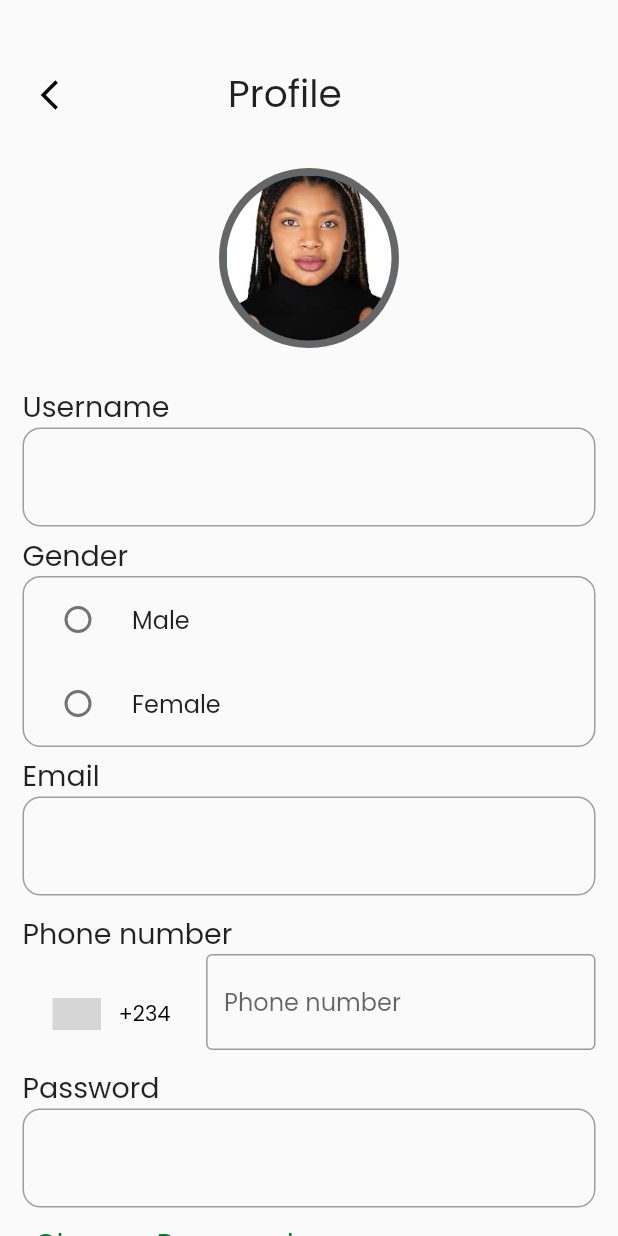
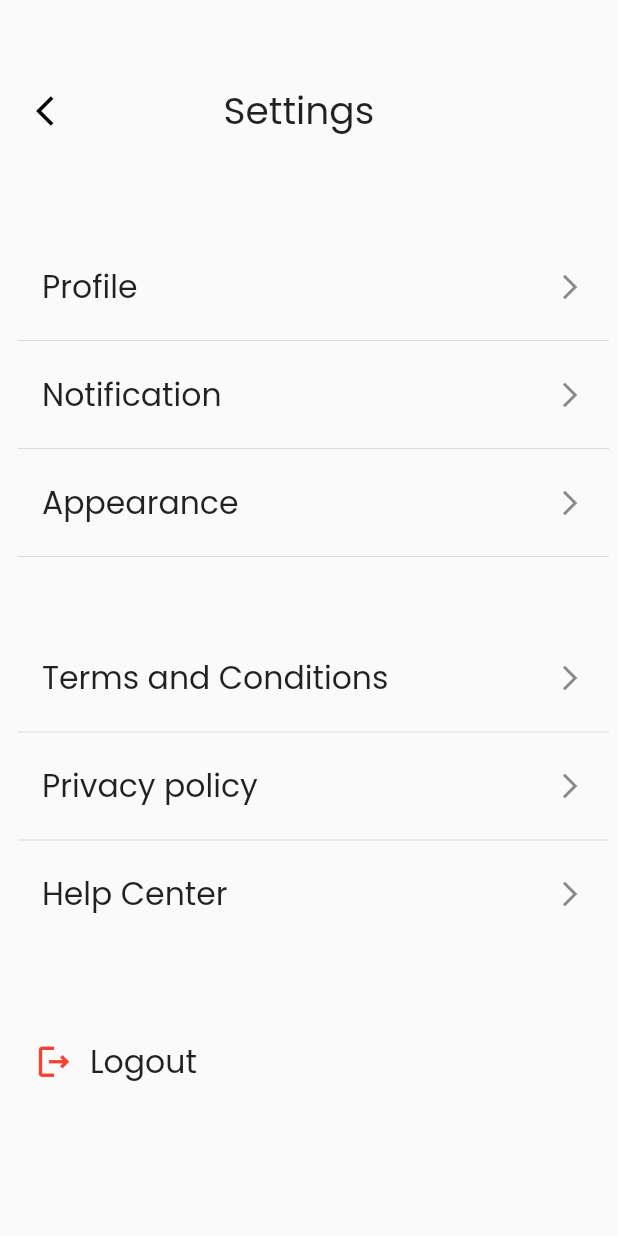
Before and after one commit to BHASO-Zimbabwe/bhaso-app, a Flutter app: the screen it shows after launch, on a phone screen of 412 x 824 dp. Run offline on Flutter 3.47's test engine with Material 2 defaults, Android fonts, the phone set to English and light mode, and no system bars; drawn by our look-alikes of intl_phone_number_input; our stand-ins replace dropdown_button2, flutter_svg, flutter_switch; grey boxes are pictures that could not be loaded.

Commit message:
added the settings page and created directories for some dart files.

```diff
--- a/lib/features/menu/profile/pages/changePassword.dart
+++ b/lib/features/menu/profile/pages/changePassword.dart
@@ -194,7 +194,7 @@ class _ChangePasswordState extends State<ChangePassword> {
 
                   ),
 
-                  const Text("Minimun of 8 characters",
+                  const Text("Minimum of 8 characters",
                     style: TextStyle(
                         height: 1.5,
                         fontWeight: FontWeight.w500,
--- a/lib/features/menu/report/pages/report/success_report.dart
+++ b/lib/features/menu/report/pages/report/success_report.dart
@@ -1,5 +1,4 @@
 import 'package:bhaso/features/menu/menu.dart';
-import 'package:bhaso/features/utils/colors_constants.dart';
 import 'package:flutter/cupertino.dart';
 import 'package:flutter/material.dart';
 import 'package:flutter_svg/flutter_svg.dart';
--- a/lib/features/menu/settings/pages/settings.dart
+++ b/lib/features/menu/settings/pages/settings.dart
@@ -0,0 +1,167 @@
+import 'package:bhaso/features/menu/appearance/pages/appearance.dart';
+import 'package:bhaso/features/menu/notification/pages/notification.dart';
+import 'package:bhaso/features/menu/profile/pages/profile_settings.dart';
+import 'package:flutter/material.dart';
+
+import '../../../helpCenter/helpCenter.dart';
+import '../../../privacyPolicy/privacyPolicy.dart';
+import '../../../termsAndConditions/tAndC.dart';
+
+
+class SettingsPage extends StatelessWidget {
+  const SettingsPage({Key? key}) : super(key: key);
+
+  @override
+  Widget build(BuildContext context) {
+    return Scaffold(
+      body: ListView(
+        padding: const EdgeInsets.only(left: 12,right: 6,top: 50),
+
+        children: [
+          Row(
+            children: [
+              IconButton(onPressed: (){
+                Navigator.pop(context);
+              },
+                icon: Icon(Icons.arrow_back_ios,color: Colors.black,),),
+
+               SizedBox(width: 89,),
+
+               Title(color: Colors.black, child: const Text("Settings",
+                style: TextStyle(
+                  fontSize: 25,
+                  fontWeight: FontWeight.w500,
+                ),)),
+
+
+            ],
+          ),
+
+          SizedBox(height:65 ),
+          //options
+          ListTile(
+            title: const Text("Profile",
+
+              style: TextStyle(
+                  fontSize: 21
+
+              ),),
+            //to appointmments page
+            onTap: (){
+              Navigator.push(context,
+                  MaterialPageRoute(builder: (context)=> ProfileSettings())
+              );
+            },
+            trailing: const Icon(Icons.arrow_forward_ios_outlined,size: 20,),
+          ),
+          Divider(),
+          //caregivers
+          ListTile(
+            title: const Text("Notification",
+              style: TextStyle(
+                  fontSize: 21
+
+              ),),
+            onTap: (){
+              Navigator.push(context,
+                  MaterialPageRoute(builder: (context)=> const NotificationPage())
+              );
+            },
+            trailing: const Icon(Icons.arrow_forward_ios_outlined,size: 20,),
+          ),
+          Divider(),
+
+
+          //medications
+
+          ListTile(
+            title: const Text("Appearance",
+              style: TextStyle(
+                  fontSize: 21
+
+              ),),
+
+            onTap: (){
+              Navigator.push(context,
+                  MaterialPageRoute(builder: (context)=> AppearancePage())
+              );
+            },
+            trailing: const Icon(Icons.arrow_forward_ios_outlined,size: 20,),
+          ),
+          Divider(),
+          //profile settings
+          SizedBox(height: 45),
+
+          ListTile(
+            title: const Text("Terms and Conditions",
+              style: TextStyle(
+                  fontSize: 21
+
+              ),),
+
+            onTap: (){
+              Navigator.push(context,
+                  MaterialPageRoute(builder: (context)=> const TermsAndConditions() )
+              );
+            },
+            trailing: const Icon(Icons.arrow_forward_ios_outlined,size: 20,),
+          ),
+          Divider(),
+          //report issues
+          ListTile(
+            title: const Text("Privacy policy",
+              style: TextStyle(
+                  fontSize: 21
+
+
+              ),),
+
+            onTap: (){
+              Navigator.push(context,
+                  MaterialPageRoute(builder: (context)=> const PrivacyPolicy())
+              );
+            },
+            trailing: const Icon(Icons.arrow_forward_ios_outlined,size: 20,),
+          ),
+          Divider(),
+
+          ListTile(
+            title: const Text("Help Center",
+              style: TextStyle(
+                  fontSize: 21
+
+
+              ),),
+
+            onTap: (){
+              Navigator.push(context,
+                  MaterialPageRoute(builder: (context)=> const HelpCenter())
+              );
+            },
+            trailing: const Icon(Icons.arrow_forward_ios_outlined,size: 20,),
+          ),
+          const SizedBox(height: 60,),
+
+
+          Row(
+
+            children: const [
+              IconButton(onPressed: null,
+                  icon: Icon(Icons.logout_outlined,size: 27,color: Colors.red,)),
+
+              Text("Logout",
+                style: TextStyle(
+                    fontSize: 21
+
+                ),)
+
+            ],
+          )
+
+
+        ],
+      ),
+
+    );
+  }
+}
--- a/lib/main.dart
+++ b/lib/main.dart
@@ -5,6 +5,7 @@ import 'package:bhaso/features/menu/notification/pages/notification.dart';
 import 'package:bhaso/features/menu/profile/pages/profileSettingsDetails.dart';
 import 'package:bhaso/features/menu/profile/pages/profile_settings.dart';
 import 'package:bhaso/features/menu/report/pages/report/success_report.dart';
+import 'package:bhaso/features/menu/settings/pages/settings.dart';
 import 'package:bhaso/screens/splashScreen.dart';
 import 'package:bhaso/features/onboarding/onboard.dart';
 import 'package:bhaso/features/onboarding/onboarding_screen.dart';
@@ -35,7 +36,7 @@ class MyApp extends StatelessWidget {
       fontFamily: 'Poppins',
       primaryColor: Colors.green
       ),
-      home: ProfileSettingsDetails(),
+      home: SettingsPage(),
     );
   }
 }
```
Also changed, not shown: lib/features/helpCenter/helpCenter.dart (added, +18 -0 lines), lib/features/menu/profile/pages/profile_settings.dart (+7 -6 lines), lib/features/privacyPolicy/privacyPolicy.dart (added, +11 -0 lines), lib/features/termsAndConditions/tAndC.dart (added, +11 -0 lines).
